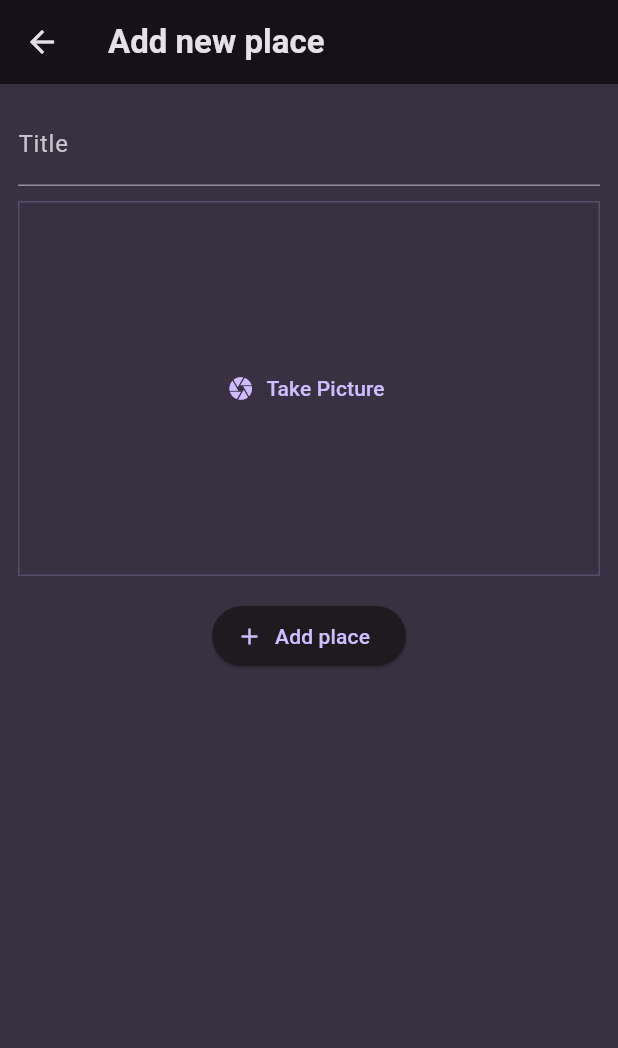
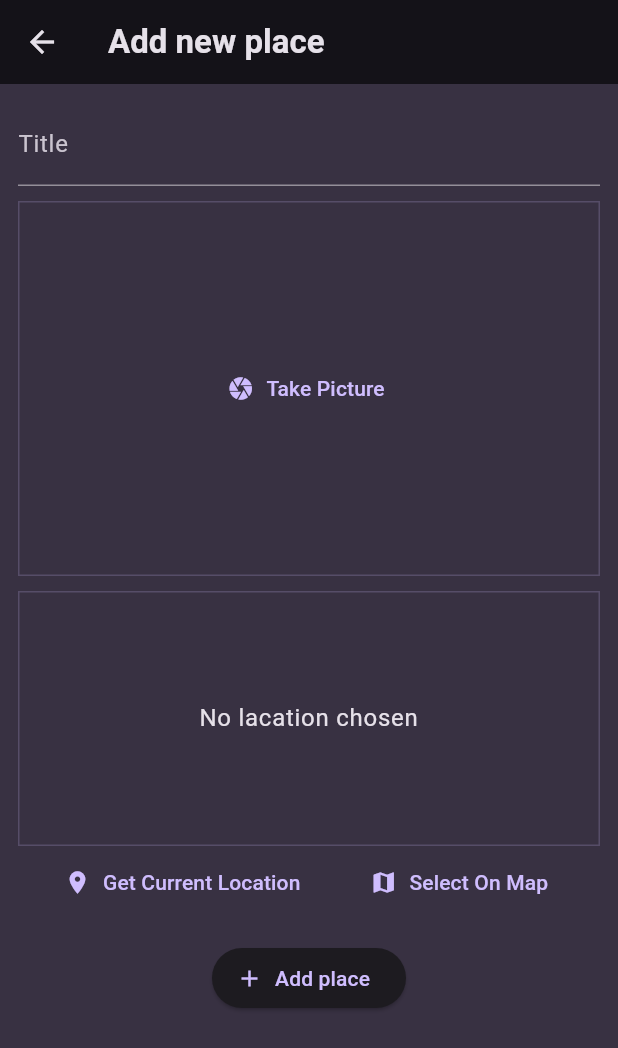
Before and after one commit to PradipKhandare/Favorite-Places-Flutter, a Flutter app: the AddPlaceScreen screen opened directly, on a phone screen of 412 x 824 dp. Shown: the top 1048 px of the screen. Run offline on Flutter 3.47's test engine with Material 3 defaults, Android fonts, the phone set to English and light mode, and no system bars; our stand-ins replace flutter_riverpod, google_fonts, image_picker, location.

Commit message:
Added location library, will continuing this app once getting the googles maps API

```diff
--- a/lib/screens/add_place.dart
+++ b/lib/screens/add_place.dart
@@ -2,6 +2,7 @@ import 'dart:io';
 
 import 'package:favorite_places/providers/user_places.dart';
 import 'package:favorite_places/widgets/image_input.dart';
+import 'package:favorite_places/widgets/location_input.dart';
 import 'package:flutter/material.dart';
 import 'package:flutter_riverpod/flutter_riverpod.dart';
 
@@ -61,6 +62,10 @@ class _AddPlaceScreenState extends ConsumerState<AddPlaceScreen> {
               },
             ),
             const SizedBox(
+              height: 10,
+            ),
+            const LocationInput(),
+            const SizedBox(
               height: 16,
             ),
             ElevatedButton.icon(
--- /dev/null
+++ b/lib/widgets/location_input.dart
@@ -0,0 +1,104 @@
+import 'package:flutter/material.dart';
+import 'package:location/location.dart';
+
+class LocationInput extends StatefulWidget {
+  const LocationInput({super.key});
+
+  @override
+  State<LocationInput> createState() => _LocationInputState();
+}
+
+class _LocationInputState extends State<LocationInput> {
+
+  Location? _pickedLocation;
+  var _isGettingLocation = false;
+
+  void _getCurrentLocation() async {
+
+
+    Location location = new Location();
+
+    bool serviceEnabled;
+    PermissionStatus permissionGranted;
+    LocationData locationData;
+
+    serviceEnabled = await location.serviceEnabled();
+    if (!serviceEnabled) {
+      serviceEnabled = await location.requestService();
+      if (!serviceEnabled) {
+        return;
+      }
+    }
+
+    permissionGranted = await location.hasPermission();
+    if (permissionGranted == PermissionStatus.denied) {
+      permissionGranted = await location.requestPermission();
+      if (permissionGranted != PermissionStatus.granted) {
+        return;
+      }
+    }
+
+    setState(() {
+      _isGettingLocation = true;
+    });
+
+    locationData = await location.getLocation();
+
+    setState(() {
+      _isGettingLocation = false;
+    });
+  }
+
+  @override
+  Widget build(BuildContext context) {
+    Widget previewContent = Text(
+      'No lacation chosen',
+      textAlign: TextAlign.center,
+      style: Theme.of(context).textTheme.bodyLarge!.copyWith(
+        color: Theme.of(context).colorScheme.onBackground,
+      ),
+    );
+
+    if(_isGettingLocation){
+      previewContent = const CircularProgressIndicator();
+    }
+
+    return Column(
+      children: [
+        Container(
+          height: 170,
+          width: double.infinity,
+          alignment: Alignment.center,
+          decoration: BoxDecoration(
+            border: Border.all(
+              width: 1,
+              color: Theme.of(context).colorScheme.primary.withOpacity(0.2),
+            ),
+          ),
+          child: Text(
+            'No lacation chosen',
+            textAlign: TextAlign.center,
+            style: Theme.of(context).textTheme.bodyLarge!.copyWith(
+                  color: Theme.of(context).colorScheme.onBackground,
+                ),
+          ),
+        ),
+        Row(
+          mainAxisAlignment: MainAxisAlignment.spaceEvenly,
+          children: [
+            TextButton.icon(
+              icon: const Icon(Icons.location_on),
+              label: const Text('Get Current Location'),
+              onPressed: () {},
+            ),
+            TextButton.icon(
+              icon: const Icon(Icons.map),
+              label: const Text('Select On Map'),
+              onPressed: _getCurrentLocation,
+            ),
+          ],
+        ),
+      ],
+    );
+  }
+}
--- a/pubspec.yaml
+++ b/pubspec.yaml
@@ -35,6 +35,7 @@ dependencies:
   uuid: ^4.4.0
   flutter_riverpod: ^2.5.1
   image_picker: ^1.1.2
+  location: ^6.0.2
 
 dev_dependencies:
   flutter_test:
```
Also changed, not shown: pubspec.lock, 3 other files.
